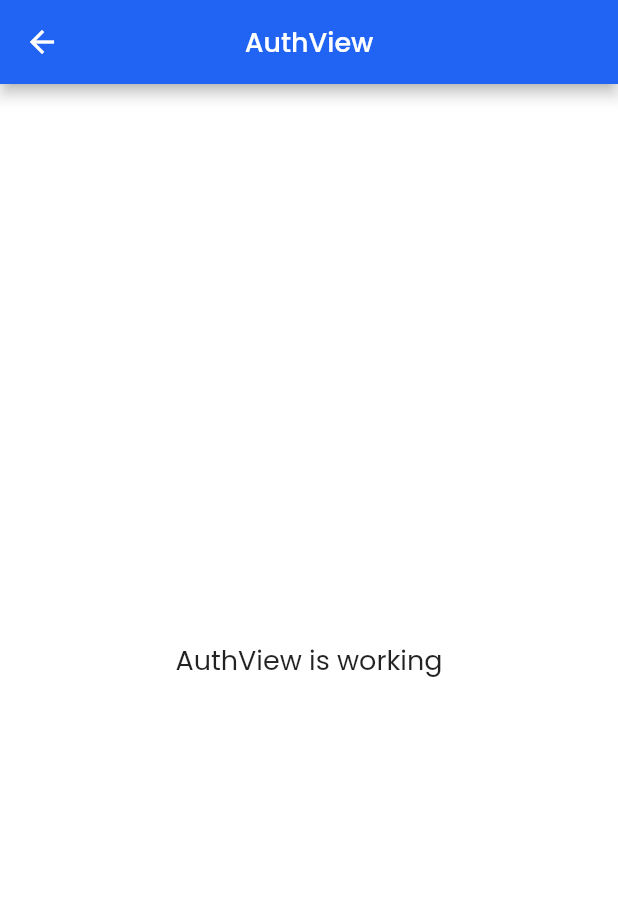
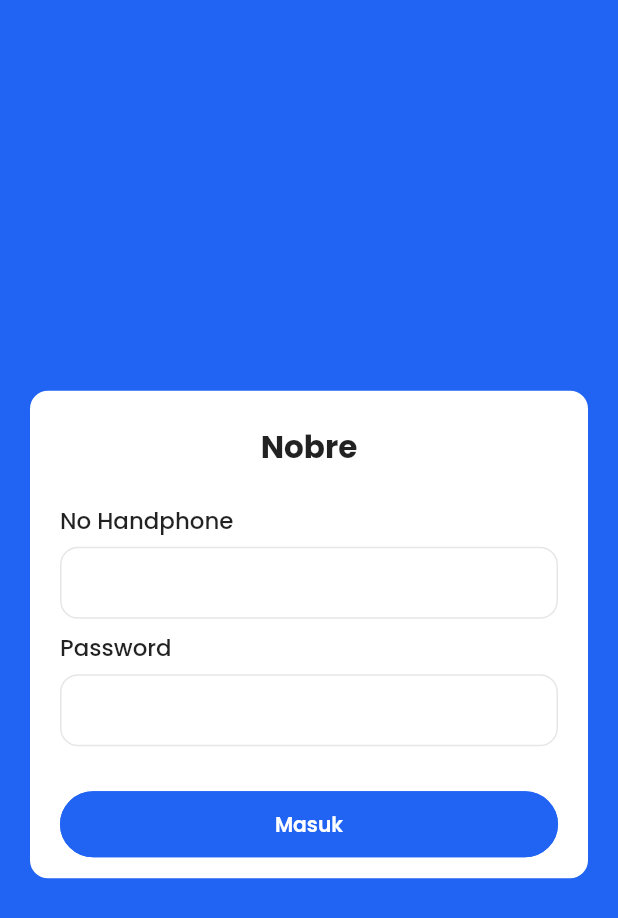
Before and after one commit to ivanismail/nobre, a Flutter app: the AuthView screen opened by its route, on a phone screen of 412 x 824 dp. Shown: the top 918 px of the screen. Run offline on Flutter 3.47's test engine with Material 2 defaults, Android fonts, the phone set to English and light mode, and no system bars; our stand-ins replace cached_network_image, double_back_to_close_app, flutter_svg, get, google_fonts; missing offline and left inert: weekly_date_picker; project files that could hold a hidden picture were left out.

Commit message:
add: view auth and chenge routing

```diff
--- a/lib/app/modules/auth/views/auth_view.dart
+++ b/lib/app/modules/auth/views/auth_view.dart
@@ -1,21 +1,58 @@
-import 'package:flutter/material.dart';
+import 'package:nobre/app/widgets/text_field.dart';
 
-import 'package:get/get.dart';
+import '../../../export.dart';
+import '../../../widgets/buttons.dart';
 
-import '../controllers/auth_controller.dart';
+class AuthView extends StatefulWidget {
+  const AuthView({super.key});
 
-class AuthView extends GetView<AuthController> {
+  @override
+  State<AuthView> createState() => _AuthViewState();
+}
+
+class _AuthViewState extends State<AuthView> {
   @override
   Widget build(BuildContext context) {
     return Scaffold(
-      appBar: AppBar(
-        title: Text('AuthView'),
-        centerTitle: true,
-      ),
-      body: Center(
-        child: Text(
-          'AuthView is working',
-          style: TextStyle(fontSize: 20),
+      body: SafeArea(
+        child: Center(
+          child: Container(
+            color: XColor.primary(),
+            height: Get.height,
+            width: Get.width,
+            child: Column(
+              mainAxisAlignment: MainAxisAlignment.center,
+              children: [
+                Spacing(height: 22),
+                Container(
+                  padding: pageWrapper(),
+                  margin: pageWrapper(),
+                  decoration: BoxDecoration(
+                    borderRadius: XTheme.borderRadius(),
+                    color: XColor.netral1(),
+                  ),
+                  child: Column(
+                    children: [
+                      Spacing(height: 22),
+                      Text('Nobre', style: h7b),
+                      Spacing(height: 22),
+                      XTextField(labelText: 'No Handphone'),
+                      XTextField(labelText: 'Password'),
+                      Spacing(height: 20),
+                      Container(
+                        width: Get.width,
+                        child: SolidButton(
+                          text: 'Masuk',
+                          onTap: () {},
+                        ),
+                      ),
+                      Spacing(),
+                    ],
+                  ),
+                ),
+              ],
+            ),
+          ),
         ),
       ),
     );
--- a/lib/app/routes/app_pages.dart
+++ b/lib/app/routes/app_pages.dart
@@ -20,7 +20,7 @@ part 'app_routes.dart';
 class AppPages {
   AppPages._();
 
-  static const INITIAL = Routes.WRAPPER;
+  static const INITIAL = Routes.AUTH;
 
   static final routes = [
     GetPage(
```
